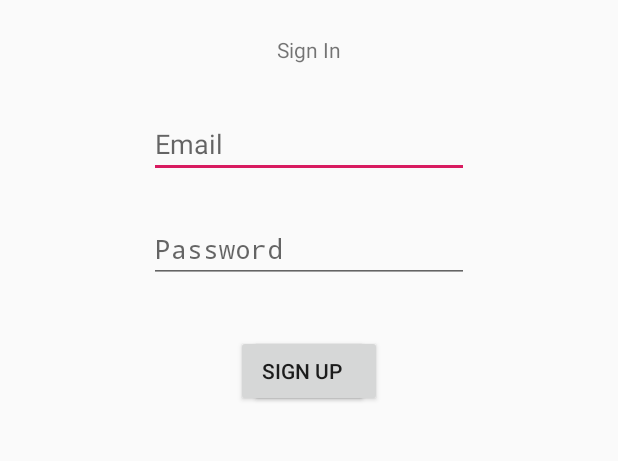
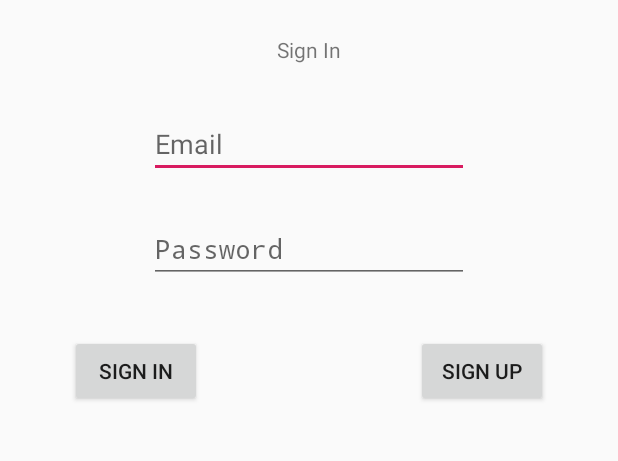
Before and after one commit to isley-griffith/GigPig, an Android app: the screen it shows after launch (MainActivity), on a phone screen of 412 x 824 dp, the part 40-501 px from its top. Run offline under Robolectric (Android 15) with nearby library versions, the phone set to English and light mode, and no system bars; our stand-ins replace Firebase (no records; nobody signed in at launch, a user with empty details on screens opened directly).

Commit message:
Fixed buttons on sign in

```diff
--- a/app/src/main/res/layout/activity_login.xml
+++ b/app/src/main/res/layout/activity_login.xml
@@ -46,7 +46,7 @@
         android:layout_height="wrap_content"
         android:layout_marginTop="250dp"
         android:layout_alignParentLeft="true"
-        android:layout_marginLeft="250px"
+        android:layout_marginLeft="70px"
         android:onClick="signInButtonOnClick"
         android:text="Sign In" />
 
@@ -55,7 +55,7 @@
         android:layout_width="wrap_content"
         android:layout_height="wrap_content"
         android:layout_alignParentRight="true"
-        android:layout_marginRight="250px"
+        android:layout_marginRight="70px"
         android:layout_marginTop="250dp"
 
         android:onClick="signUpButtonClicked"
```
